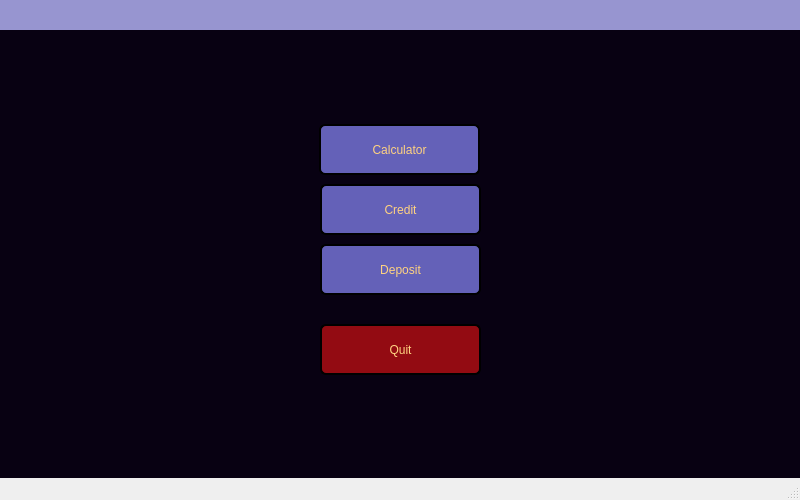
First picture: the form in interface/mainwindow.ui, repository alexvnderftw/S21CalculatorCPP, before the edit.
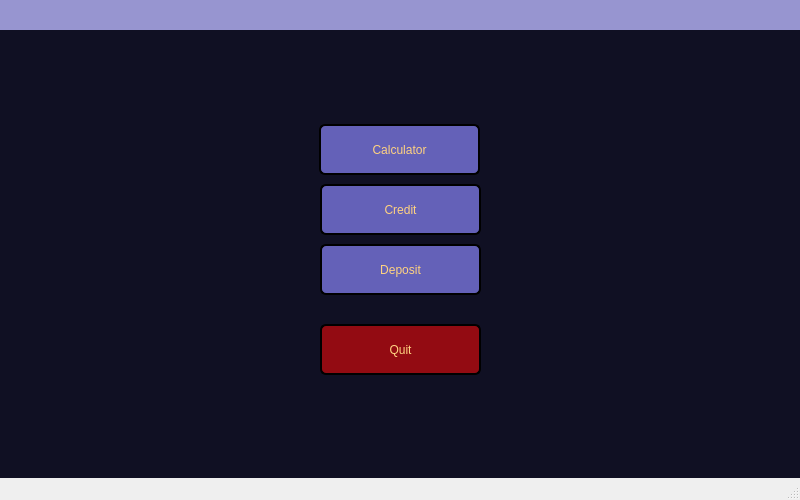
Second picture: the form after the edit. Icons and pictures are not drawn. Custom widgets are drawn as their Qt base class.

The edit to the form file:
```diff
--- a/interface/mainwindow.ui
+++ b/interface/mainwindow.ui
@@ -46,7 +46,8 @@
      <widget class="QStackedWidget" name="stackedWidget">
       <property name="styleSheet">
        <string notr="true">QWidget {
-background-color: rgb(8, 1, 18);
+/*background-color: rgb(8, 1, 18);*/
+background-color: rgb(16, 16, 35);
 border: none;
 }</string>
       </property>
@@ -194,6 +195,16 @@
            <property name="text">
             <string>Quit</string>
            </property>
+           <property name="icon">
+            <iconset resource="../misc/resource.qrc">
+             <normaloff>:/icons/exit_to_app_yellow.svg</normaloff>:/icons/exit_to_app_yellow.svg</iconset>
+           </property>
+           <property name="iconSize">
+            <size>
+             <width>25</width>
+             <height>25</height>
+            </size>
+           </property>
           </widget>
          </widget>
         </item>
```
Left out of the diff: 132 changed lines with no effect on the pictures.
